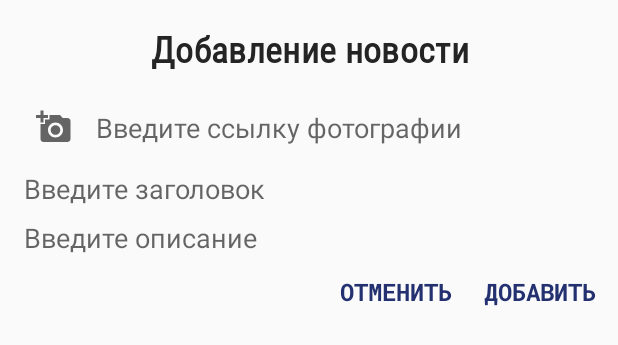
After one commit to emikoo/SimpleCalculator, an Android app: the layout alert_add.xml on its own in the app's theme, with its tools: preview values and no code run, on a phone screen of 412 x 824 dp. The commit adds this screen. Shown: the top 345 px of the screen. Run offline under Robolectric (Android 15) with nearby library versions, the phone set to English and light mode, and no system bars.

Commit message:
addImageFromWeb 019
hw 019
glide
crush: not open added news

```diff
--- a/app/build.gradle
+++ b/app/build.gradle
@@ -45,4 +45,7 @@ dependencies {
     implementation 'androidx.cardview:cardview:1.0.0'
 
     implementation 'com.google.android.material:material:1.2.1'
+
+    implementation 'com.github.bumptech.glide:glide:4.11.0'
+    annotationProcessor 'com.github.bumptech.glide:compiler:4.11.0'
 }
--- a/app/src/main/AndroidManifest.xml
+++ b/app/src/main/AndroidManifest.xml
@@ -2,6 +2,8 @@
 <manifest xmlns:android="http://schemas.android.com/apk/res/android"
     xmlns:tools="http://schemas.android.com/tools"
     package="com.example.firsthomework">
+
+    <uses-permission android:name="android.permission.INTERNET"/>
 
     <application
         android:allowBackup="true"
--- a/app/src/main/java/com/example/firsthomework/UIHelper.kt
+++ b/app/src/main/java/com/example/firsthomework/UIHelper.kt
@@ -18,7 +18,7 @@ fun showToast(context: Context, message: String){
     Toast.makeText(context, message, Toast.LENGTH_SHORT).show()
 }
 
-fun showSnackBar(
+fun showActionSnackbar(
     view: View,
     message: String,
     actionTitle: String,
@@ -29,3 +29,7 @@ fun showSnackBar(
         action()
     }.setActionTextColor(getColor(context, R.color.colorYellow)).show()
 }
+
+fun showSnackbar(view: View, message: String){
+    Snackbar.make(view, message, Snackbar.LENGTH_SHORT).show()
+}
--- a/app/src/main/java/com/example/firsthomework/ui/News.kt
+++ b/app/src/main/java/com/example/firsthomework/ui/News.kt
@@ -3,7 +3,7 @@ package com.example.firsthomework.ui
 import java.io.Serializable
 
 data class News(
-    var image: Int,
+    var image: String,
     var title: String,
     var subtitle: String,
     var fullNews: String
--- /dev/null
+++ b/app/src/main/res/drawable/ic_baseline_add_24.xml
@@ -0,0 +1,5 @@
+<vector android:height="100dp" android:tint="#FFF7F9"
+    android:viewportHeight="24" android:viewportWidth="24"
+    android:width="100dp" xmlns:android="http://schemas.android.com/apk/res/android">
+    <path android:fillColor="@android:color/white" android:pathData="M19,13h-6v6h-2v-6H5v-2h6V5h2v6h6v2z"/>
+</vector>
--- /dev/null
+++ b/app/src/main/res/drawable/ic_baseline_add_a_photo_24.xml
@@ -0,0 +1,10 @@
+<vector xmlns:android="http://schemas.android.com/apk/res/android"
+    android:width="24dp"
+    android:height="24dp"
+    android:viewportWidth="24"
+    android:viewportHeight="24"
+    android:tint="?attr/colorControlNormal">
+  <path
+      android:fillColor="@android:color/white"
+      android:pathData="M3,4V1h2v3h3v2H5v3H3V6H0V4H3zM6,10V7h3V4h7l1.83,2H21c1.1,0 2,0.9 2,2v12c0,1.1 -0.9,2 -2,2H5c-1.1,0 -2,-0.9 -2,-2V10H6zM13,19c2.76,0 5,-2.24 5,-5s-2.24,-5 -5,-5s-5,2.24 -5,5S10.24,19 13,19zM9.8,14c0,1.77 1.43,3.2 3.2,3.2s3.2,-1.43 3.2,-3.2s-1.43,-3.2 -3.2,-3.2S9.8,12.23 9.8,14z"/>
+</vector>
--- /dev/null
+++ b/app/src/main/res/layout/alert_add.xml
@@ -0,0 +1,87 @@
+<?xml version="1.0" encoding="utf-8"?>
+<androidx.constraintlayout.widget.ConstraintLayout xmlns:android="http://schemas.android.com/apk/res/android"
+    xmlns:app="http://schemas.android.com/apk/res-auto"
+    xmlns:tools="http://schemas.android.com/tools"
+    android:layout_width="match_parent"
+    android:layout_height="match_parent"
+    android:padding="@dimen/padding_8_dp">
+
+    <TextView
+        android:id="@+id/header"
+        style="@style/dialogTitle"
+        android:text="@string/add_news"
+        android:layout_width="match_parent"
+        android:layout_height="wrap_content"
+        app:layout_constraintEnd_toEndOf="parent"
+        app:layout_constraintStart_toStartOf="parent"
+        app:layout_constraintTop_toTopOf="parent"
+        tools:text="Добавление новости" />
+
+    <LinearLayout
+        android:id="@+id/image"
+        android:layout_width="match_parent"
+        android:layout_height="wrap_content"
+        android:layout_margin="@dimen/margin_dp_8"
+        app:layout_constraintTop_toBottomOf="@id/header"
+        app:layout_constraintStart_toStartOf="parent"
+        app:layout_constraintEnd_toEndOf="parent"
+        android:orientation="horizontal">
+
+        <ImageView
+            android:layout_width="wrap_content"
+            android:layout_height="wrap_content"
+            android:layout_margin="@dimen/margin_dp_8"
+            android:src="@drawable/ic_baseline_add_a_photo_24"/>
+
+        <EditText
+            android:id="@+id/set_image"
+            android:layout_width="match_parent"
+            android:layout_height="wrap_content"
+            android:lines="1"
+            android:ellipsize="end"
+            android:layout_margin="@dimen/margin_dp_8"
+            android:hint="Введите ссылку фотографии"
+            android:background="@null"/>
+    </LinearLayout>
+
+    <EditText
+        android:id="@+id/title_edit_text"
+        android:layout_width="match_parent"
+        android:layout_height="wrap_content"
+        android:hint="@string/set_title"
+        android:layout_margin="@dimen/margin_dp_8"
+        android:background="@null"
+        android:maxLines="1"
+        app:layout_constraintTop_toBottomOf="@id/image"
+        app:layout_constraintStart_toStartOf="parent"
+        app:layout_constraintEnd_toEndOf="parent"/>
+
+    <EditText
+        android:id="@+id/subtitle_edit_text"
+        android:layout_width="match_parent"
+        android:layout_height="wrap_content"
+        android:hint="@string/set_subtitle"
+        android:layout_margin="@dimen/margin_dp_8"
+        android:background="@null"
+        app:layout_constraintTop_toBottomOf="@id/title_edit_text"
+        app:layout_constraintStart_toStartOf="parent"
+        app:layout_constraintEnd_toEndOf="parent"/>
+
+    <Button
+        android:id="@+id/add_positive_button"
+        style="@style/dialogButton"
+        android:text="Добавить"
+        app:layout_constraintEnd_toEndOf="parent"
+        app:layout_constraintTop_toBottomOf="@id/subtitle_edit_text" />
+
+    <Button
+        android:id="@+id/add_negative_button"
+        style="@style/dialogButton"
+        android:layout_margin="@dimen/margin_dp_8"
+        app:layout_constraintEnd_toStartOf="@id/add_positive_button"
+        app:layout_constraintTop_toTopOf="@id/add_positive_button"
+        app:layout_constraintBottom_toBottomOf="@id/add_positive_button"
+        android:text="Отменить" />
+
+
+</androidx.constraintlayout.widget.ConstraintLayout>
--- a/app/src/main/res/layout/custom_dialog.xml
+++ b/app/src/main/res/layout/custom_dialog.xml
@@ -9,6 +9,7 @@
     <TextView
         android:id="@+id/title_dialog"
         style="@style/dialogTitle"
+        android:text="@string/title_dialog"
         android:layout_width="match_parent"
         android:layout_height="wrap_content"
         app:layout_constraintEnd_toEndOf="parent"
@@ -19,6 +20,7 @@
     <Button
         android:id="@+id/positive_button"
         style="@style/dialogButton"
+        android:text="Удалить"
         app:layout_constraintEnd_toEndOf="parent"
         app:layout_constraintTop_toBottomOf="@id/title_dialog"
         tools:text="Удалить" />
@@ -27,6 +29,7 @@
         android:id="@+id/negative_button"
         style="@style/dialogButton"
         android:layout_margin="@dimen/margin_dp_8"
+        android:text="Отменить"
         app:layout_constraintEnd_toStartOf="@id/positive_button"
         app:layout_constraintTop_toTopOf="@id/positive_button"
         app:layout_constraintBottom_toBottomOf="@id/positive_button"
--- a/app/src/main/res/values/dimens.xml
+++ b/app/src/main/res/values/dimens.xml
@@ -20,4 +20,5 @@
     <dimen name="radius_dp_16">16dp</dimen>
     <dimen name="text_size_sp_16">16sp</dimen>
     <dimen name="text_size_sp_14">14sp</dimen>
+    <dimen name="margin_dp_16">16dp</dimen>
 </resources>
--- a/app/src/main/res/values/strings.xml
+++ b/app/src/main/res/values/strings.xml
@@ -2,4 +2,7 @@
     <string name="app_name">FirstHomeWork</string>
     <string name="string">title</string>
     <string name="title_dialog">Вы уверены, что хотите удалить?</string>
+    <string name="set_title">Введите заголовок</string>
+    <string name="set_subtitle">Введите описание</string>
+    <string name="add_news">Добавление новости</string>
 </resources>
```
Also changed, not shown: app/src/main/java/com/example/firsthomework/TypesModel.kt (+5 -5 lines), app/src/main/java/com/example/firsthomework/ui/detail_news/DetailNewsActivity.kt (+6 -1 lines), app/src/main/java/com/example/firsthomework/ui/news/MainActivity.kt (+79 -26 lines), app/src/main/java/com/example/firsthomework/ui/news/NewsAdapter.kt (+10 -1 lines), app/src/main/res/layout/activity_main.xml (+10 -0 lines), app/src/main/res/mipmap/belorussia.jpg (deleted), app/src/main/res/mipmap/china.jpg (deleted), app/src/main/res/mipmap/erdogan.jpg (deleted), app/src/main/res/mipmap/obama.JPG (deleted), app/src/main/res/mipmap/ukraine.jpg (deleted).
